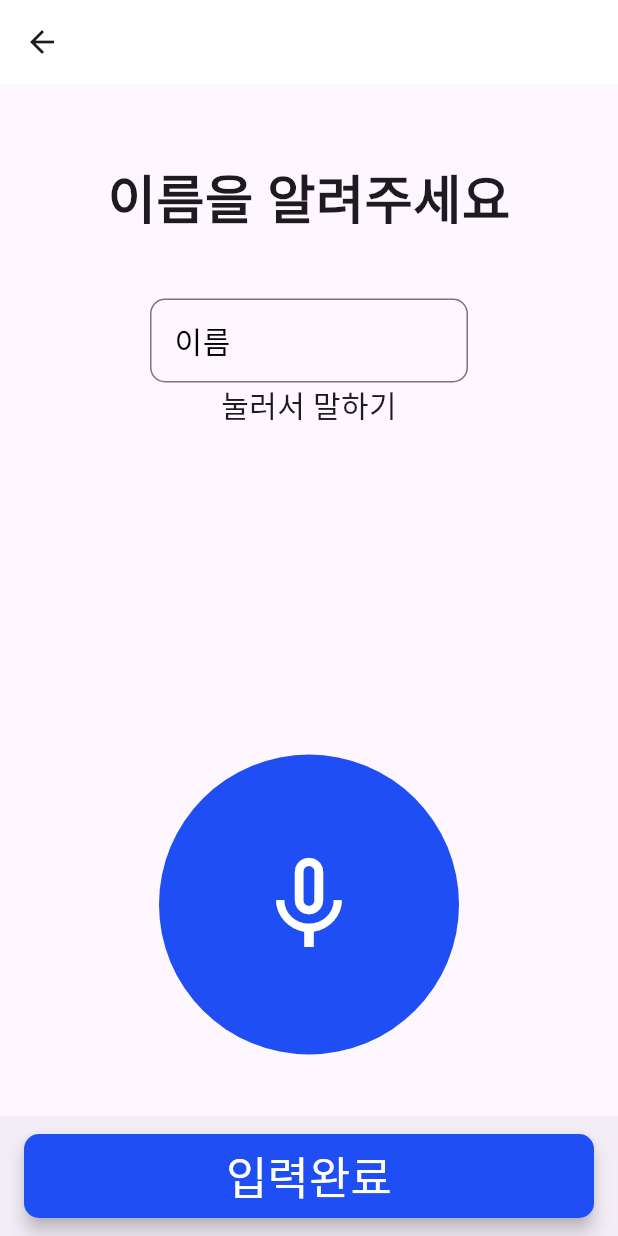
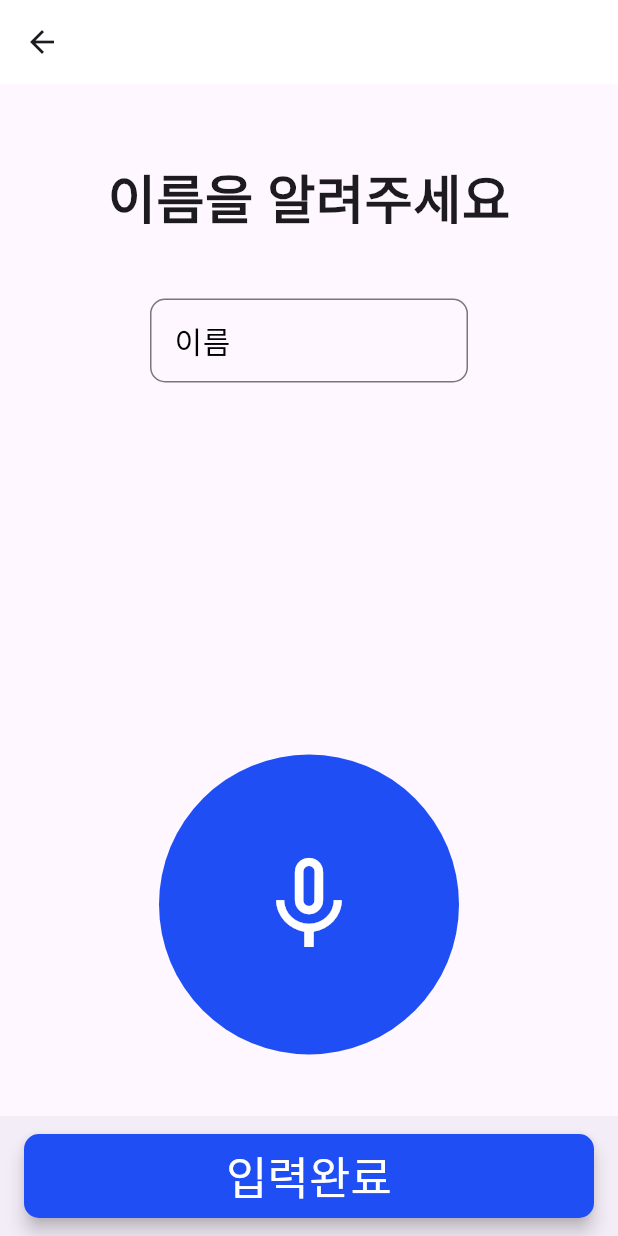
Before and after one commit to sapgun/rumi_flutter_edit, a Flutter app: the Name screen opened directly, on a phone screen of 412 x 824 dp. Run offline on Flutter 3.47's test engine with Material 3 defaults, Android fonts, the phone set to English and light mode, and no system bars; drawn by our look-alikes of avatar_glow; our stand-ins replace camera, contacts_service, fl_chart, flutter_svg, geolocator, google_fonts and 7 more; missing offline and left inert: google_mlkit_commons, google_mlkit_pose_detection, mysql1; accounts and stored records are empty.

```diff
--- a/lib/name.dart
+++ b/lib/name.dart
@@ -71,17 +71,16 @@ class _NameState extends State<Name> {
                 ),
               ),
             ),
-            Text(
-              "눌러서 말하기",
-              style: TextStyle(
-                fontSize: 20.0,
-              ),
-            ),
+            // Text(
+            //   "눌러서 말하기",
+            //   style: TextStyle(
+            //     fontSize: 20.0,
+            //   ),
+            // ),
           ],
         ),
       ),
       floatingActionButtonLocation: FloatingActionButtonLocation.centerFloat,
-
       floatingActionButton: AvatarGlow(
         endRadius: 125.0,
         animate: isListening,
```
Also changed, not shown: images/bad.png, images/fair.png, images/moderate.png, images/poor.png.
